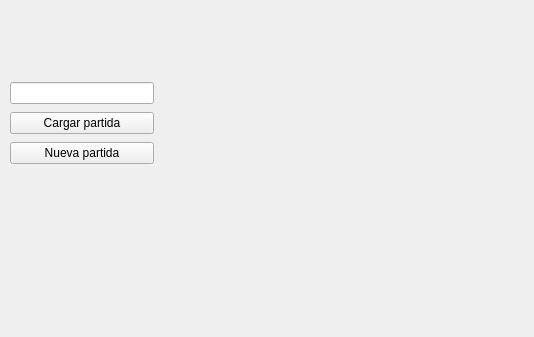
This is menujugador.ui in serendipity-com/Mario as Qt 5 draws it before an edit. The edited form follows.
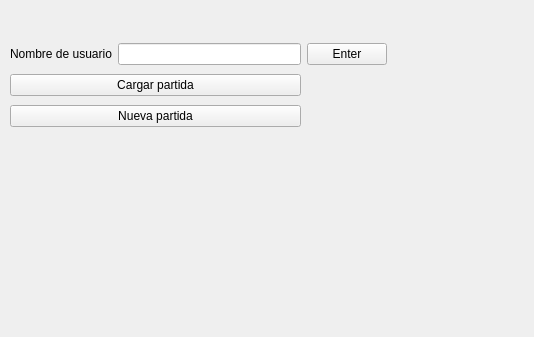
This is the edited form.

Commit message: Widget menú un jugador

What changed in the file:
```diff
--- a/menujugador.ui
+++ b/menujugador.ui
@@ -17,23 +17,41 @@
    <property name="geometry">
     <rect>
      <x>10</x>
-     <y>80</y>
-     <width>144</width>
-     <height>89</height>
+     <y>40</y>
+     <width>377</width>
+     <height>91</height>
     </rect>
    </property>
-   <layout class="QVBoxLayout" name="verticalLayout">
-    <item>
-     <widget class="QLineEdit" name="NombreJugador"/>
+   <layout class="QGridLayout" name="gridLayout">
+    <item row="0" column="0">
+     <layout class="QFormLayout" name="formLayout">
+      <item row="0" column="0">
+       <widget class="QLabel" name="NombreDeUsuario">
+        <property name="text">
+         <string>Nombre de usuario</string>
+        </property>
+       </widget>
+      </item>
+      <item row="0" column="1">
+       <widget class="QLineEdit" name="NombreUsuario"/>
+      </item>
+     </layout>
     </item>
-    <item>
+    <item row="0" column="1">
+     <widget class="QPushButton" name="Enter">
+      <property name="text">
+       <string>Enter</string>
+      </property>
+     </widget>
+    </item>
+    <item row="1" column="0">
      <widget class="QPushButton" name="CargarPartida">
       <property name="text">
        <string>Cargar partida</string>
       </property>
      </widget>
     </item>
-    <item>
+    <item row="2" column="0">
      <widget class="QPushButton" name="NuevaPartida">
       <property name="text">
        <string>Nueva partida</string>
```
Left out of the diff: 2 changed lines with no effect on the pictures. The commit also changes 1 other file.
